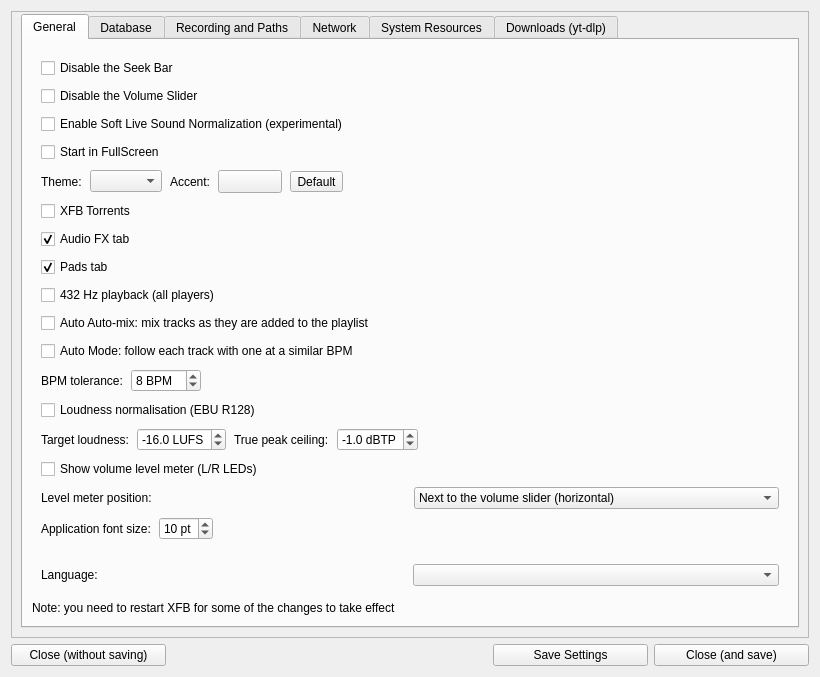
The window that src/optionsdialog.ui (netpack/XFB) describes before a commit, drawn with Qt 5.
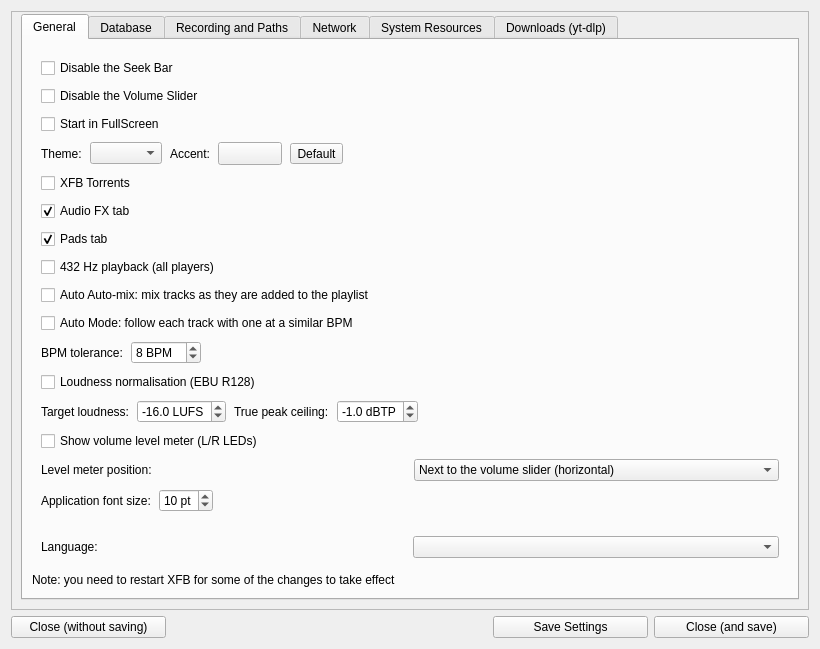
The same window after the commit. Icons and pictures are not drawn.

Commit message:
chore: drop the experimental soft normalisation switch
'Enable Soft Live Sound Normalization (experimental)' was a checkbox and
a stored setting that no longer has anything behind it worth keeping now
that loudness is measured properly per track and corrected in the DSP
chain. The checkbox, the setting, the member it filled, the read in
updateConfig() and its place in the settings a backup station mirrors are
all gone together, so nothing is left pointing at a switch that does
nothing.

Patch:
```diff
--- a/src/optionsdialog.ui
+++ b/src/optionsdialog.ui
@@ -78,16 +78,6 @@
                </property>
               </widget>
              </item>
-             <item>
-              <widget class="QCheckBox" name="checkBox_Normalize_Soft">
-               <property name="toolTip">
-                <string>&lt;html&gt;&lt;head/&gt;&lt;body&gt;&lt;p&gt;This will boost the volume of the output softly for low and medium sounds. Will not boost when the volume of the track is already high.&lt;/p&gt;&lt;/body&gt;&lt;/html&gt;</string>
-               </property>
-               <property name="text">
-                <string>Enable Soft Live Sound Normalization (experimental)</string>
-               </property>
-              </widget>
-             </item>
              <item>
               <widget class="QCheckBox" name="checkBox_fullScreen">
                <property name="text">
```
The commit also changes 5 other files.
